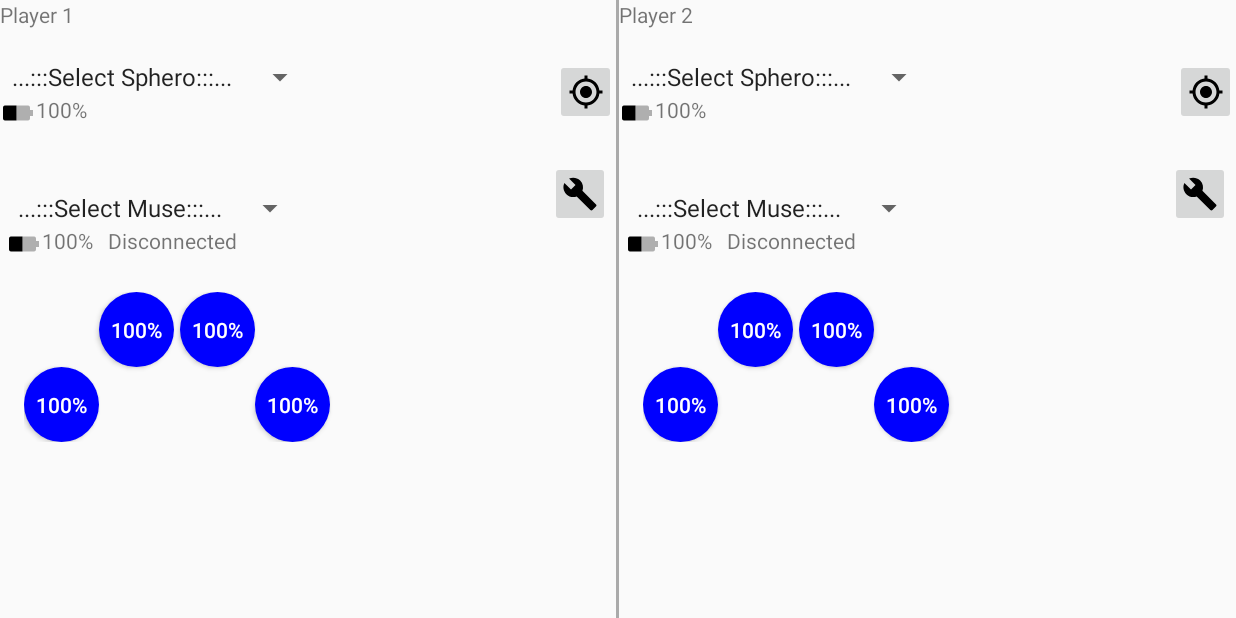
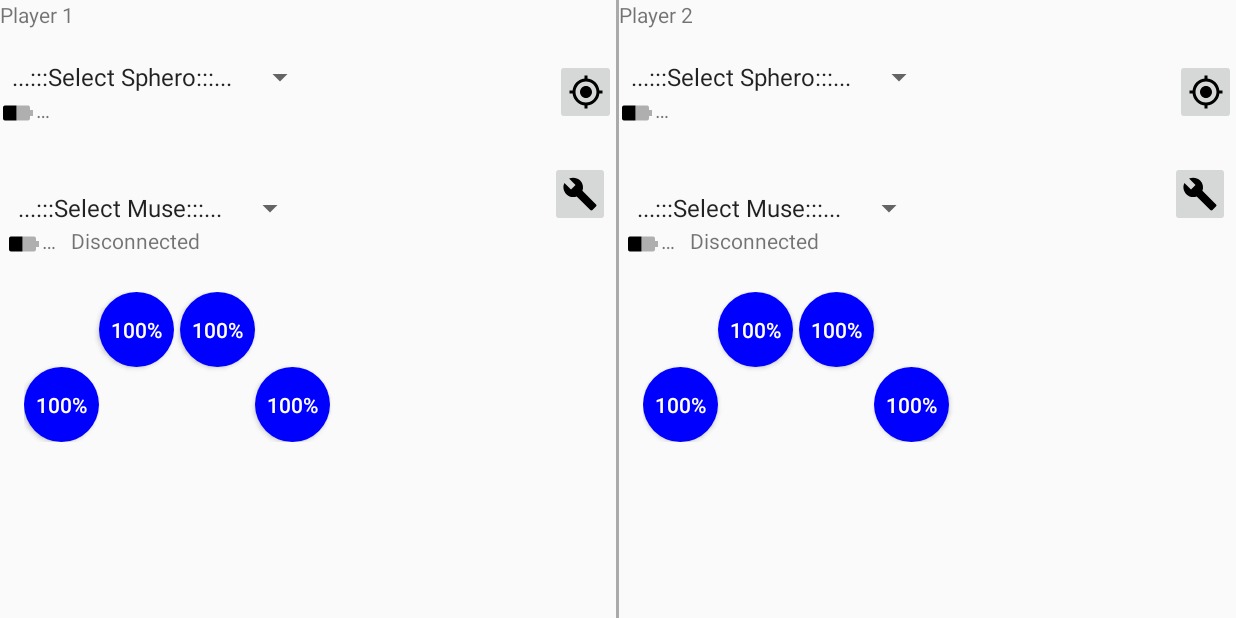
Before and after one commit to neuralcubes/musephero, an Android app: the screen it shows after launch (MainActivity), on a phone screen of 824 x 412 dp (held sideways). Run offline under Robolectric (Android 15) with nearby library versions, the phone set to English and light mode, and no system bars; libraries missing offline, so code that uses them is left out: com.interaxon.libmuse, com.orbotix, com.orbotix.common, com.orbotix.le; 4 statements that could not run were skipped.

```diff
--- a/app/src/main/java/uk/co/neuralcubes/neuralates/muse/MuseHandler.java
+++ b/app/src/main/java/uk/co/neuralcubes/neuralates/muse/MuseHandler.java
@@ -59,7 +59,7 @@ public class MuseHandler implements Closeable {
         }
     }
 
-    class BatteryReading {
+    public class BatteryReading {
         double value = 0;
 
         public BatteryReading(double value) {
@@ -71,7 +71,7 @@ public class MuseHandler implements Closeable {
         }
     }
 
-    class HorseshoeReading {
+    public class HorseshoeReading {
         private double values[];
 
         public HorseshoeReading(double[] values) {
--- a/app/src/main/res/drawable-v21/electrode.xml
+++ b/app/src/main/res/drawable-v21/electrode.xml
@@ -1,6 +1,6 @@
 <?xml version="1.0" encoding="utf-8"?>
 <ripple xmlns:android="http://schemas.android.com/apk/res/android"
-    android:color="#c20586">
+    android:color="#00FF00">
     <item>
         <shape android:shape="oval">
             <solid android:color="#0000FF"/>
--- a/app/src/main/res/drawable/electrode.xml
+++ b/app/src/main/res/drawable/electrode.xml
@@ -7,7 +7,7 @@
     </item>
     <item android:state_pressed="true">
         <shape android:shape="oval">
-            <solid android:color="#0000FF"/>
+            <solid android:color="#00FF00"/>
         </shape>
     </item>
 </selector>
--- a/app/src/main/res/layout/fragment_control.xml
+++ b/app/src/main/res/layout/fragment_control.xml
@@ -51,7 +51,7 @@
                     <TextView
                         android:layout_width="wrap_content"
                         android:layout_height="wrap_content"
-                        android:text="@string/percentage_100"
+                        android:text="@string/ellipsis"
                         android:id="@+id/battery_sphero"
                         android:textSize="@dimen/battery_text_size" />
                 </LinearLayout>
@@ -120,7 +120,7 @@
                     <TextView
                         android:layout_width="wrap_content"
                         android:layout_height="wrap_content"
-                        android:text="@string/percentage_100"
+                        android:text="@string/ellipsis"
                         android:id="@+id/battery_muse"
                         android:textAlignment="center"
                         android:textSize="@dimen/battery_text_size"
--- a/app/src/main/res/values/strings.xml
+++ b/app/src/main/res/values/strings.xml
@@ -16,4 +16,5 @@
     <string name="percentage_format">%1$d%</string>
     <string name="percentage_100">100%</string>
     <string name="muse_disconnected">Disconnected</string>
+    <string name="ellipsis">…</string>
 </resources>
```
Also changed, not shown: app/src/main/java/uk/co/neuralcubes/neuralates/ControlFragment.java (+59 -9 lines).
